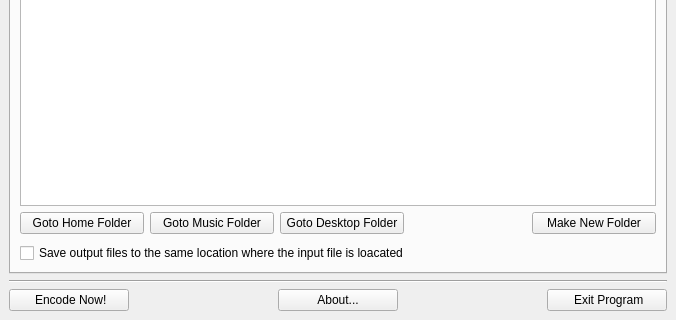
The window that gui/MainWindow.ui (lordmulder/LameXP) describes before a commit, drawn with Qt 5; both pictures show x 0 to 676 and y 139 to 459 of the 676 by 459 pixel window.
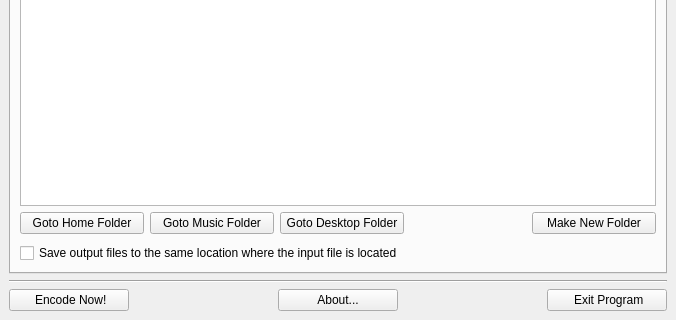
The same window after the commit. The open tabs and pages were chosen to show the change. Icons and pictures are not drawn.

Commit message: Implement a custom FileSystemModel class derived from QFileSystemModel in order to avoid "+" button in front of folders without sub-dirs.

```diff
--- a/gui/MainWindow.ui
+++ b/gui/MainWindow.ui
@@ -361,7 +361,7 @@
             <item>
              <widget class="QCheckBox" name="saveToSourceFolderCheckBox">
               <property name="text">
-               <string>Save output files to the same location where the input file is loacated</string>
+               <string>Save output files to the same location where the input file is located</string>
               </property>
              </widget>
             </item>
```
Left out of the diff: 2 changed lines with no effect on the pictures. The commit also changes 7 other files.
